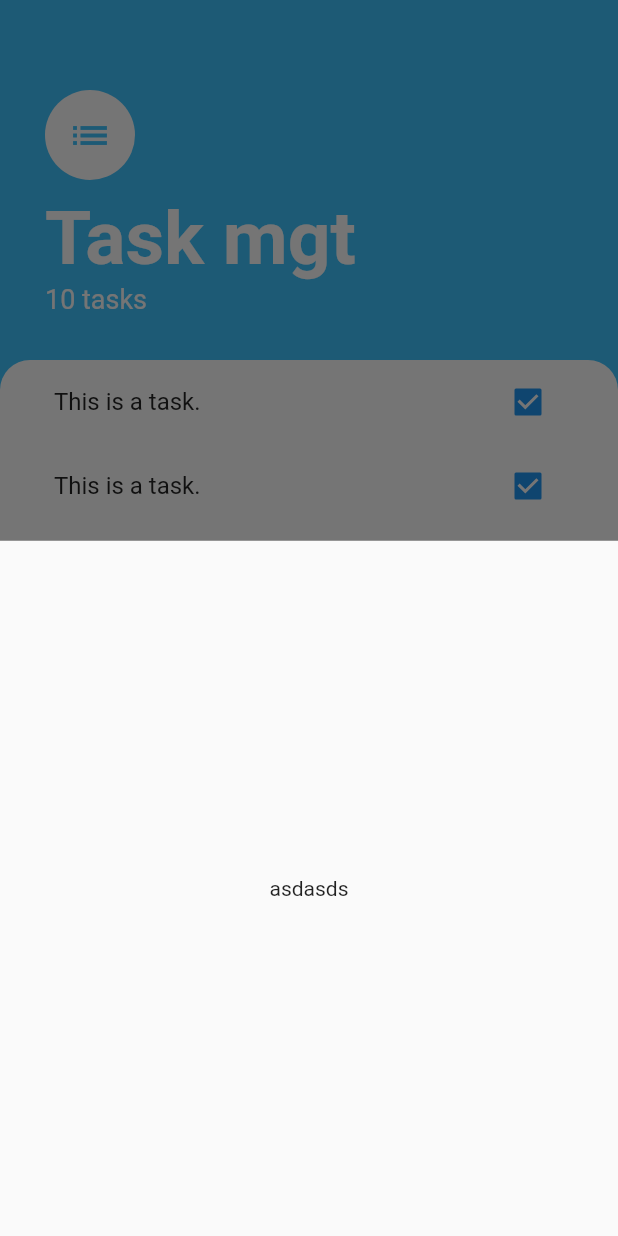
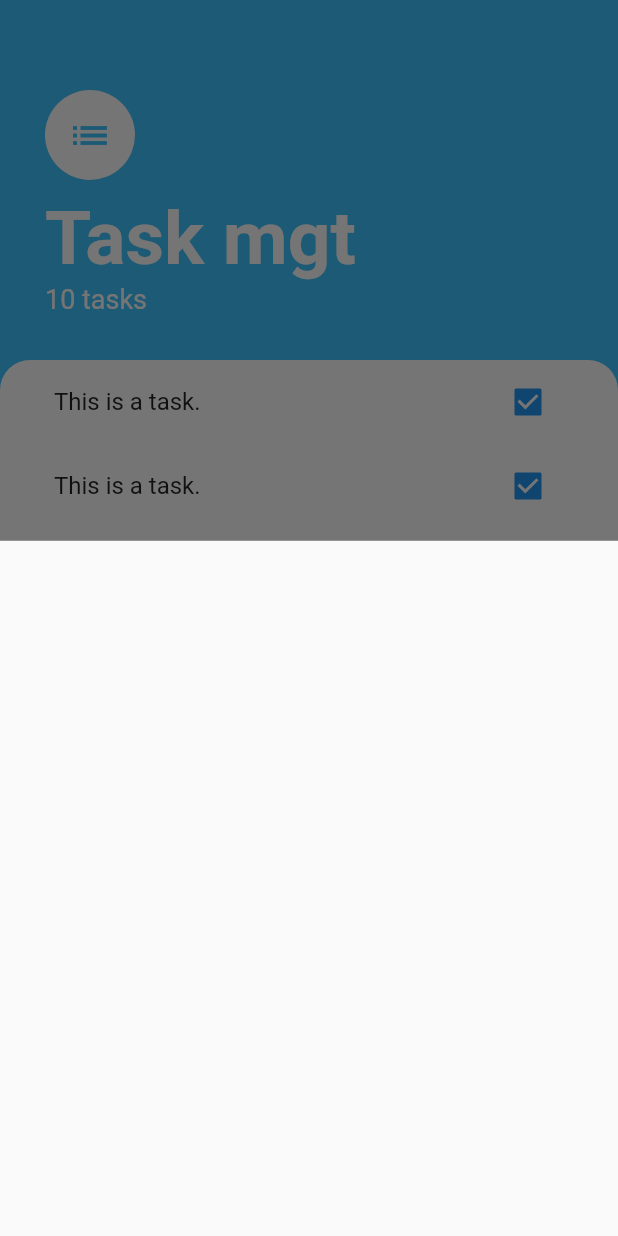
Before and after one commit to akgmage/planner, a Flutter app: the screen it shows after launch, after a tap on the "add" icon, on a phone screen of 412 x 824 dp. Run offline on Flutter 3.47's test engine with Material 2 defaults, Android fonts, the phone set to English and light mode, and no system bars.

Commit message:
add task screen

```diff
--- /dev/null
+++ b/lib/screens/add_task_screen.dart
@@ -0,0 +1,10 @@
+import 'package:flutter/material.dart';
+
+class AddTaskScreen extends StatelessWidget {
+  const AddTaskScreen({Key? key}) : super(key: key);
+
+  @override
+  Widget build(BuildContext context) {
+    return Container();
+  }
+}
--- a/lib/screens/task.dart
+++ b/lib/screens/task.dart
@@ -1,22 +1,17 @@
 import 'package:flutter/material.dart';
 import 'package:tskmgt/widgets/tasks_list.dart';
 
+import 'add_task_screen.dart';
+
 class TasksScreen extends StatelessWidget {
-  Widget buildBottomSheet(BuildContext context) {
-    return Container(
-      child: Center(
-        child: Text('asdasds'),
-      ),
-    );
-  }
-
   @override
   Widget build(BuildContext context) {
     return Scaffold(
       floatingActionButton: FloatingActionButton(
         backgroundColor: Colors.lightBlueAccent,
         onPressed: () {
-          showModalBottomSheet(context: context, builder: buildBottomSheet);
+          showModalBottomSheet(
+              context: context, builder: (context) => AddTaskScreen());
         },
         child: Icon(Icons.add),
       ),
```
